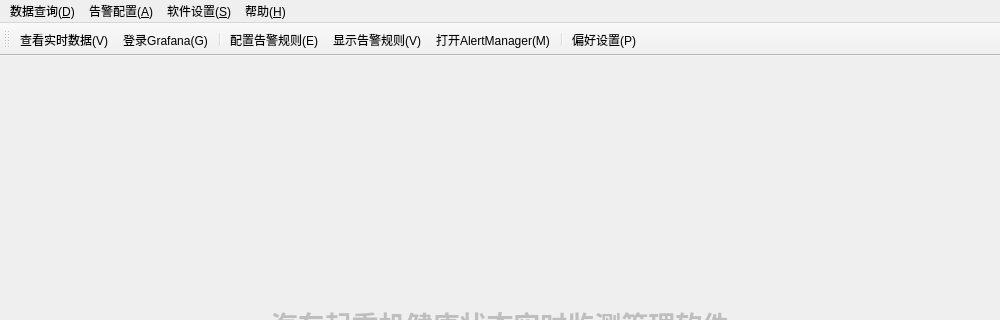
Old version of the form mainwindow.ui in the repository duguosheng/DataWatcher; both pictures show x 0 to 1000 and y 0 to 320 of the 1000 by 800 pixel window.
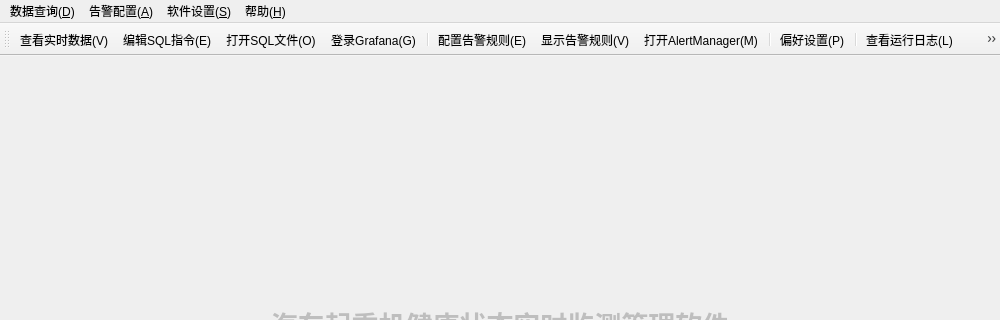
New version of the form. Icons and pictures are not drawn.

```diff
--- a/mainwindow.ui
+++ b/mainwindow.ui
@@ -146,6 +146,8 @@
     <bool>false</bool>
    </attribute>
    <addaction name="action_V"/>
+   <addaction name="action_SQL_E"/>
+   <addaction name="action_SQL_O"/>
    <addaction name="action_Grafana_G"/>
    <addaction name="separator"/>
    <addaction name="action_E"/>
@@ -153,6 +155,10 @@
    <addaction name="action_AlertManager_M"/>
    <addaction name="separator"/>
    <addaction name="action_P"/>
+   <addaction name="separator"/>
+   <addaction name="action_L"/>
+   <addaction name="action_U"/>
+   <addaction name="action_C"/>
   </widget>
   <widget class="QStatusBar" name="statusBar"/>
   <action name="action_V">
```
Left out of the diff: 32 changed lines with no effect on the pictures.
